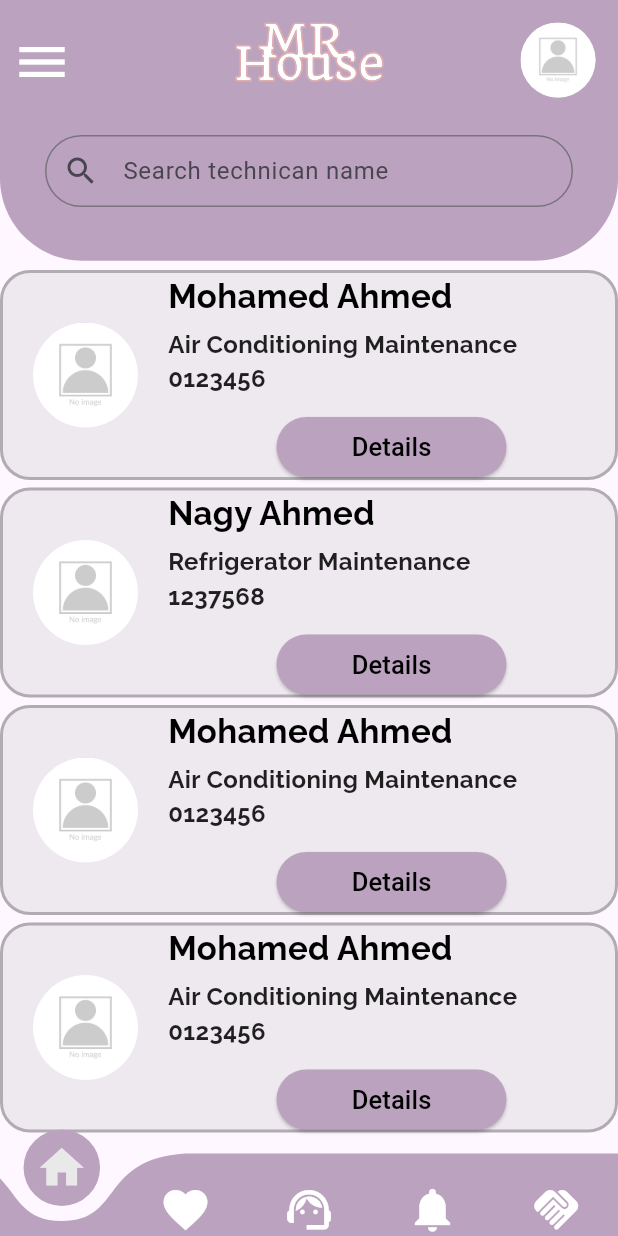
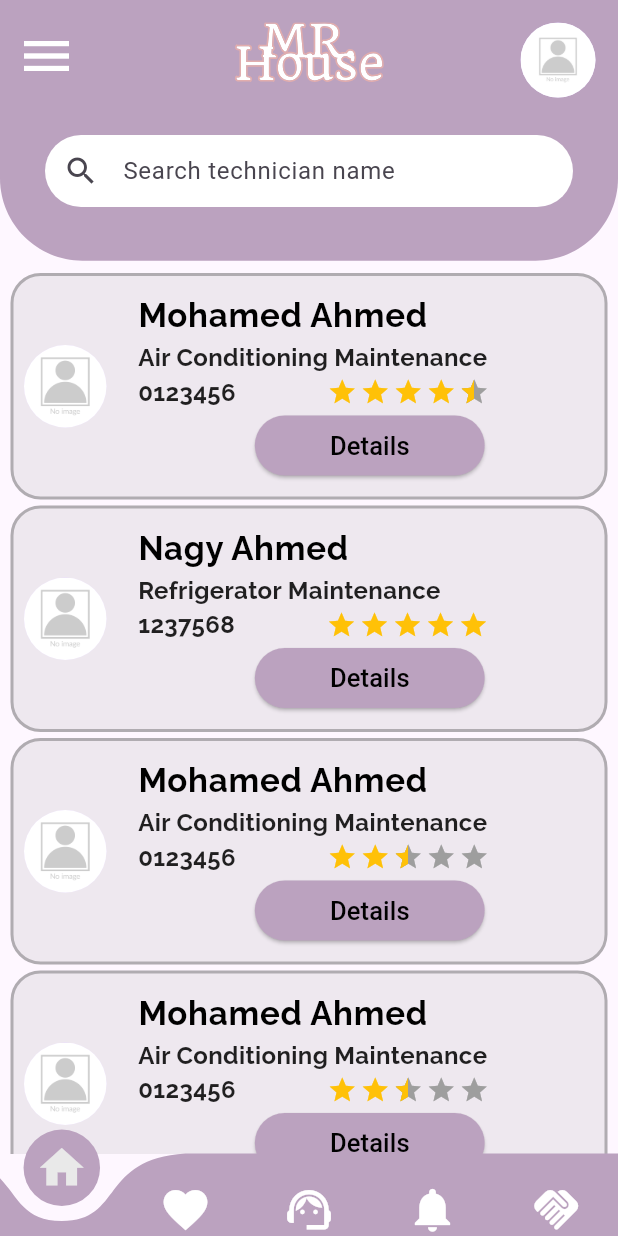
Before and after one commit to rawanhassan99/test, a Flutter app: the WorkersList screen opened by its route, on a phone screen of 412 x 824 dp. Run offline on Flutter 3.47's test engine with Material 3 defaults, Android fonts, the phone set to English and light mode, and no system bars; drawn by our look-alikes of curved_navigation_bar, flutter_rating_bar; our stand-ins replace flutter_svg.

Commit message:
first commit

```diff
--- a/lib/main.dart
+++ b/lib/main.dart
@@ -3,6 +3,7 @@ import 'package:grad_proj/pages/login.dart';
 import 'package:grad_proj/pages/SignUp.dart';
 import 'package:grad_proj/pages/splashScreen.dart';
 import 'package:grad_proj/pages/welcome.dart';
+import 'package:grad_proj/pages/workerInfo.dart';
 import 'package:grad_proj/pages/workerslist.dart';
 
 void main() {
@@ -24,6 +25,8 @@ class MyApp extends StatelessWidget {
          "/login": (context) => const Login(),
           "/signup": (context) => const SignUp(),
           "/workerslist": (context) =>  WorkersList(),
+          //"/workerInfo": (context) =>  WorkerInfo(),
+
 
       },
     );
--- a/lib/pages/login.dart
+++ b/lib/pages/login.dart
@@ -50,8 +50,8 @@ class Login extends StatelessWidget {
                 child: Stack(
                   children: [
                     Container(
-                      width: 316,
-                      height: 440,
+                      width: 320,
+                      height: 500,
                       decoration: BoxDecoration(
                         color:  Color(0xFFF5F3F3), // Replace with your desired color
                         borderRadius: BorderRadius.circular(20.0),
@@ -60,8 +60,7 @@ class Login extends StatelessWidget {
                           width: 2
                         )
                       ),
-                    ),
-                    Positioned.fill(
+
                       child: Padding(
                         padding: const EdgeInsets.symmetric(horizontal: 30),
                         child: Column(
@@ -207,6 +206,9 @@ class Login extends StatelessWidget {
                         ),
                       ),
                     ),
+
+
+
                   ],
                 ),
               ),
--- a/lib/pages/workerslist.dart
+++ b/lib/pages/workerslist.dart
@@ -4,6 +4,8 @@ import 'package:flutter/material.dart';
 import 'package:flutter_svg/flutter_svg.dart';
 import 'package:curved_navigation_bar/curved_navigation_bar.dart';
 import 'package:grad_proj/pages/HomeScreen.dart';
+import 'package:flutter_rating_bar/flutter_rating_bar.dart';
+import 'package:grad_proj/pages/workerInfo.dart';
 
 class WorkersList extends StatefulWidget {
   WorkersList({Key? key}) : super(key: key);
@@ -20,16 +22,16 @@ class _WorkersListState extends State<WorkersList> {
       "name": "Mohamed Ahmed",
       "Type": "Air Conditioning Maintenance",
       "pic": "assets/images/profile.png",
-      "Rating": "",
       "Number": "0123456",
       "Description": "skilled and professional technician",
-      "Review": ""
+      "Review": "",
+      "Rating": 4.4
     },
     {
       "name": "Nagy Ahmed",
       "Type": "Refrigerator Maintenance",
       "pic": "assets/images/profile.png",
-      "Rating": "",
+      "Rating": 5.0,
       "Number": "1237568",
       "Description": "",
       "Review": ""
@@ -38,7 +40,7 @@ class _WorkersListState extends State<WorkersList> {
       "name": "Mohamed Ahmed",
       "Type": "Air Conditioning Maintenance",
       "pic": "assets/images/profile.png",
-      "Rating": "",
+      "Rating": 2.9,
       "Number": "0123456",
       "Description": "skilled and professional technician",
       "Review": ""
@@ -47,7 +49,7 @@ class _WorkersListState extends State<WorkersList> {
       "name": "Mohamed Ahmed",
       "Type": "Air Conditioning Maintenance",
       "pic": "assets/images/profile.png",
-      "Rating": "",
+      "Rating": 2.5,
       "Number": "0123456",
       "Description": "skilled and professional technician",
       "Review": ""
@@ -81,7 +83,8 @@ class _WorkersListState extends State<WorkersList> {
               ),
               //Menu button
               Positioned(
-                top: 13,
+                left: 3,
+                top: 9,
                 child: IconButton(
                     onPressed: () {
                       // Navigator.pushNamed(context, "/signup");
@@ -103,22 +106,21 @@ class _WorkersListState extends State<WorkersList> {
               ),
 
               //search input
+
               Padding(
                 padding: EdgeInsets.only(top: 90.0, right: 30, left: 30),
                 child: TextField(
                   decoration: InputDecoration(
-                    labelText: "Search technican name",
+                    labelText: "Search technician name",
                     contentPadding: EdgeInsets.zero,
                     prefixIcon: Icon(Icons.search),
                     border: OutlineInputBorder(
                       borderRadius: BorderRadius.circular(25.0),
-                      borderSide: BorderSide(
-                        color: Colors.white,
-                        // Specify your desired color here
+                      borderSide: BorderSide.none, // Remove the border side
                     ),
+                    filled: true, // Set filled to true
+                    fillColor: Colors.white, // Set the fill color to white
                   ),
-                  ),
-                  // TextField properties here
                 ),
               ),
               //profile pic
@@ -136,19 +138,18 @@ class _WorkersListState extends State<WorkersList> {
               //Workers List
               Positioned(
                 top: 180,
-                right: 0,
-                left: 0,
+                right: 5,
+                left: 5,
                 bottom: 0,
+
                 child: ListView.builder(
                   padding: EdgeInsets.zero,
                   scrollDirection: Axis.vertical,
                   itemCount: worker.length,
                   itemBuilder: (context, itemCount) {
-                    return Column(
-                      children: [
-                        Container(
-                          height: 140,
-                          width: double.infinity,
+                    return Padding(
+                      padding: EdgeInsets.symmetric(horizontal: 2, vertical: 2),
+                      child: Container(
                         decoration: BoxDecoration(
                           color: Color.fromARGB(31, 125, 124, 124),
                           borderRadius: BorderRadius.circular(20.0),
@@ -157,28 +158,25 @@ class _WorkersListState extends State<WorkersList> {
                             width: 2.0,
                           ),
                         ),
-                          //photo and worker info
-                          child: Row(
+                        child: ListTile(
+                          contentPadding: EdgeInsets.all(2),
+                          leading: Column(
+                            mainAxisAlignment: MainAxisAlignment.center,
                             children: [
-                              Padding(
-                                padding: EdgeInsets.symmetric(horizontal: 10),
-                              ),
-
-                              CircleAvatar(
-                                radius: 35,
+                              //profile
+                              Container(
+                                width: 65,
+                                height: 55,
+                                child: CircleAvatar(
+                                  radius: 60,
                                   backgroundImage:
                                       AssetImage('assets/images/profile.png'),
                                 ),
-                              SizedBox(
-                                width: 20,
-                              ), // Add spacing between avatar and text
-                              Expanded(
-                                //info about worker
-                                child: Column(
-                                  crossAxisAlignment: CrossAxisAlignment.start,
-                                  mainAxisAlignment: MainAxisAlignment.center,
-                                  children: [
-                                    Text(
+                              ),
+                            ],
+                          ),
+                          //name
+                          title: Text(
                             worker[itemCount]['name'],
                             style: TextStyle(
                               fontSize: 22,
@@ -187,9 +185,10 @@ class _WorkersListState extends State<WorkersList> {
                               color: Colors.black,
                             ),
                           ),
-                                    SizedBox(
-                                      height: 5,
-                                    ),
+                          //info and button
+                          subtitle: Column(
+                            crossAxisAlignment: CrossAxisAlignment.start,
+                            children: [
                               Text(
                                 worker[itemCount]['Type'],
                                 style: TextStyle(
@@ -198,6 +197,8 @@ class _WorkersListState extends State<WorkersList> {
                                   color: Colors.black87,
                                 ),
                               ),
+                              Row(
+                                children: [
                                   Text(
                                     worker[itemCount]['Number'],
                                     style: TextStyle(
@@ -206,12 +207,51 @@ class _WorkersListState extends State<WorkersList> {
                                       color: Colors.black87,
                                     ),
                                   ),
-                                    SizedBox(height: 10),
-                                    //button
+                                  SizedBox(width: 60),
+                                  RatingBar.builder(
+                                    initialRating: worker[itemCount]['Rating'],
+                                    minRating: 1,
+                                    maxRating: 5,
+                                    direction: Axis.horizontal,
+                                    allowHalfRating: true,
+                                    unratedColor: Colors.grey,
+                                    itemCount: 5,
+                                    itemSize: 20.0,
+                                    itemPadding:
+                                        EdgeInsets.symmetric(horizontal: 1.0),
+                                    itemBuilder: (context, _) => Icon(
+                                      Icons.star,
+                                      color: Colors.amber,
+                                    ),
+                                    onRatingUpdate: (rating) {
+                                      print(rating);
+                                    },
+                                  ),
+                                ],
+                              ),
+                              // Row(
+                              //   children: [
+
+                              // Text(
+                              //   worker[itemCount]['Rating'].toString(),
+                              //   style: TextStyle(
+                              //     fontSize: 16,
+                              //     fontFamily: "Raleway",
+                              //     color: Colors.black87,
+                              //   ),
+                              // ),
+                              //   ],
+                              // ),
                               Align(
                                 alignment: Alignment.center,
+                                child: Container(
                                   child: ElevatedButton(
-                                        onPressed: () {},
+                                    onPressed: () {
+                                      //      Navigator.push(
+                                      //context,
+                                      //  MaterialPageRoute(builder: (context)=>WorkerInfo(itemCount))
+                                      // );
+                                    },
                                     style: ButtonStyle(
                                       backgroundColor:
                                           MaterialStateProperty.all(
@@ -236,16 +276,11 @@ class _WorkersListState extends State<WorkersList> {
                                     ),
                                   ),
                                 ),
+                              )
                             ],
                           ),
                         ),
-                            ],
                       ),
-                        ),
-                        SizedBox(
-                          height: 5,
-                        )
-                      ],
                     );
                   },
                 ),
@@ -298,4 +333,13 @@ class _WorkersListState extends State<WorkersList> {
       ),
     );
   }
+
+//   class WorkerInfo extends StatelessWidget {
+//   const WorkerInfo({Key? key});
+
+//   @override
+//   Widget build(BuildContext context) {
+//     return SafeArea();
+
+// }
 }
--- a/pubspec.yaml
+++ b/pubspec.yaml
@@ -39,6 +39,8 @@ dependencies:
   cached_network_image: ^3.3.1
   circle_avatar: any
   curved_navigation_bar: ^1.0.3
+  flutter_rating_bar: ^4.0.1
+
 
 
 dev_dependencies:
```
Also changed, not shown: lib/pages/workerInfo.dart (added, +338 -0 lines), assets/images/foregroundPurpleSmall.svg (added), pubspec.lock. Lines whose indentation alone changed are shown as unchanged.
